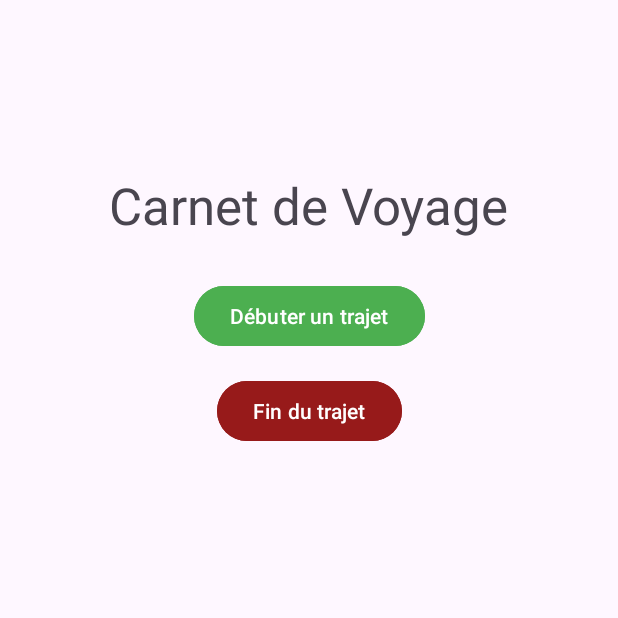
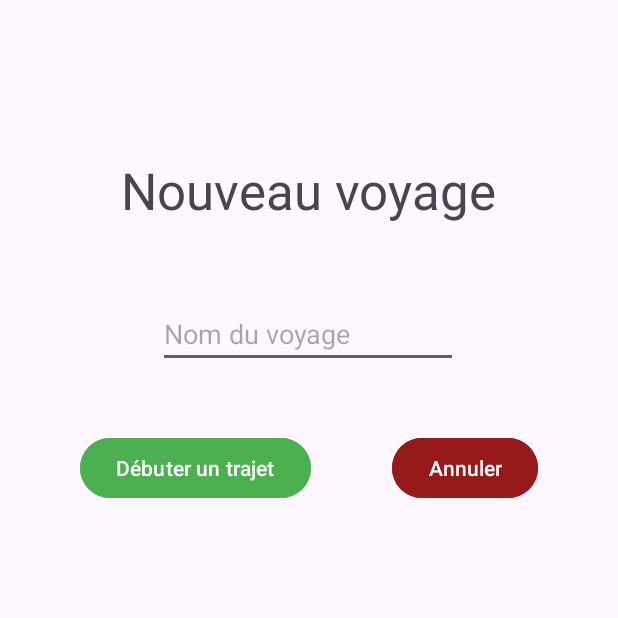
Before and after one commit to TomGros/carnetDeVoyage, an Android app: the screen it shows after launch (MainActivity before the commit, FormulaireDebuterVoyage after it), after a tap on "Débuter un trajet", on a phone screen of 412 x 824 dp, the top half of it. Run offline under Robolectric (Android 15) with nearby library versions, the phone set to English and light mode, and no system bars; our stand-ins replace Firebase (no records; nobody signed in at launch, a user with empty details on screens opened directly).

Commit message:
Mise en place d'une seconde page pour renseigner un nom de voyage

```diff
--- a/app/src/main/AndroidManifest.xml
+++ b/app/src/main/AndroidManifest.xml
@@ -1,6 +1,8 @@
 <?xml version="1.0" encoding="utf-8"?>
 <manifest xmlns:android="http://schemas.android.com/apk/res/android"
     xmlns:tools="http://schemas.android.com/tools">
+
+    <uses-permission android:name="android.permission.ACCESS_FINE_LOCATION" />
 
     <application
         android:allowBackup="true"
@@ -13,6 +15,9 @@
         android:theme="@style/Theme.CarnetDeVoyage"
         tools:targetApi="31">
         <activity
+            android:name=".FormulaireDebuterVoyage"
+            android:exported="false" />
+        <activity
             android:name=".MainActivity"
             android:exported="true">
             <intent-filter>
@@ -22,6 +27,5 @@
             </intent-filter>
         </activity>
     </application>
-    <uses-permission android:name="android.permission.ACCESS_FINE_LOCATION"/>
 
 </manifest>
--- /dev/null
+++ b/app/src/main/java/fr/upjv/carnetdevoyage/FormulaireDebuterVoyage.java
@@ -0,0 +1,40 @@
+package fr.upjv.carnetdevoyage;
+
+import android.content.Intent;
+import android.os.Bundle;
+import android.view.View;
+import android.widget.EditText;
+import android.widget.Toast;
+
+import androidx.appcompat.app.AppCompatActivity;
+
+public class FormulaireDebuterVoyage extends AppCompatActivity {
+
+    private EditText nomVoyageEditText;
+
+    @Override
+    protected void onCreate(Bundle savedInstanceState) {
+        super.onCreate(savedInstanceState);
+        setContentView(R.layout.activity_formulaire_debuter_voyage);
+
+        nomVoyageEditText = findViewById(R.id.id_nom_voyage_edittext);
+    }
+
+    public void onClickValiderVoyage(View view) {
+        String nomVoyage = nomVoyageEditText.getText().toString().trim();
+
+        if (!nomVoyage.isEmpty()) {
+            Intent resultIntent = new Intent();
+            resultIntent.putExtra("nomVoyage", nomVoyage);
+            setResult(RESULT_OK, resultIntent);
+            finish(); // on retourne à MainActivity
+        } else {
+            Toast.makeText(this, "Veuillez entrer un nom de voyage", Toast.LENGTH_SHORT).show();
+        }
+    }
+
+    public void onClickAnnuler(View view) {
+        setResult(RESULT_CANCELED);
+        finish();
+    }
+}
--- a/app/src/main/java/fr/upjv/carnetdevoyage/MainActivity.java
+++ b/app/src/main/java/fr/upjv/carnetdevoyage/MainActivity.java
@@ -1,5 +1,6 @@
 package fr.upjv.carnetdevoyage;
 
+import android.content.Intent;
 import android.content.pm.PackageManager;
 import android.location.Location;
 import android.Manifest;
@@ -8,6 +9,9 @@ import android.os.Looper;
 import android.view.View;
 import android.widget.Toast;
 
+import androidx.activity.result.ActivityResultLauncher;
+import androidx.activity.result.contract.ActivityResultContracts;
+import androidx.annotation.NonNull;
 import androidx.appcompat.app.AppCompatActivity;
 import androidx.core.app.ActivityCompat;
 
@@ -31,7 +35,7 @@ public class MainActivity extends AppCompatActivity {
     private FirebaseFirestore firebaseFirestore;
 
     // Stocke toutes les positions du trajet dans une liste pour pouvoir l'enregistrer en base par la suite
-    private List<GPSPosition> listePositions = new ArrayList<>();
+    private final List<GPSPosition> listePositions = new ArrayList<>();
     // Si = true alors on est en train de créer un voyage
     private boolean tracking = false;
 
@@ -41,6 +45,10 @@ public class MainActivity extends AppCompatActivity {
     private LocationRequest locationRequest;
     private LocationCallback locationCallback;
 
+    // initialisation du nom de voyage avec une valeur par default
+    private String nomVoyageActuel = "voyage";
+
+    private ActivityResultLauncher<Intent> formulaireVoyageLauncher;
 
 
     @Override
@@ -53,13 +61,11 @@ public class MainActivity extends AppCompatActivity {
 
         demanderLocalisation();
 
-        // Configurer le callback de localisation
+        // Configuration du callback de localisation
         locationCallback = new LocationCallback() {
-
-            // Méthode présente dans la class LocationCallBack
             @Override
-            public void onLocationResult(LocationResult locationResult) {
-                if (locationResult == null || !tracking) {
+            public void onLocationResult(@NonNull LocationResult locationResult) {
+                if (!tracking) {
                     return;
                 }
 
@@ -78,12 +84,26 @@ public class MainActivity extends AppCompatActivity {
             }
         };
 
+        formulaireVoyageLauncher = registerForActivityResult(
+                new ActivityResultContracts.StartActivityForResult(),
+                result -> {
+                    if (result.getResultCode() == RESULT_OK && result.getData() != null) {
+                        nomVoyageActuel = result.getData().getStringExtra("nomVoyage");
+                        Toast.makeText(this, "Début du trajet : " + nomVoyageActuel, Toast.LENGTH_SHORT).show();
+                        tracking = true;
+                        listePositions.clear();
+                        ActivityCompat.requestPermissions(this, new String[]{Manifest.permission.ACCESS_FINE_LOCATION}, 1001);
+                        debuterObtentionDesPositions();
+                    } else {
+                        Toast.makeText(this, "Voyage annulé", Toast.LENGTH_SHORT).show();
+                    }
+                }
+        );
     }
 
     private void demanderLocalisation() {
         locationRequest = new LocationRequest.Builder(30000) // 30 secondes
                 .setPriority(Priority.PRIORITY_HIGH_ACCURACY)
-                .setMinUpdateDistanceMeters(5) // 5 mètres minimum entre les mises à jour
                 .build();
     }
 
@@ -93,18 +113,16 @@ public class MainActivity extends AppCompatActivity {
     }
 
     public void onClickDebuterTrajet(View view) {
-        Toast.makeText(this, "Début du trajet", Toast.LENGTH_SHORT).show();
-        tracking = true;
-        listePositions.clear();
-        ActivityCompat.requestPermissions(this, new String[]{Manifest.permission.ACCESS_FINE_LOCATION}, 1001);
-        debuterObtentionDesPositions();
+        formulaireVoyageLauncher.launch(new Intent(this, FormulaireDebuterVoyage.class));
     }
+
+
 
     public void onClickTerminerTrajet(View view) {
         tracking = false;
         terminerObtentionDesPositions();
         if (!listePositions.isEmpty()) {
-            enregistrerVoyage("voyage2");
+            enregistrerVoyage(nomVoyageActuel);
             Toast.makeText(this, "Fin du trajet !", Toast.LENGTH_SHORT).show();
         } else {
             Toast.makeText(this, "Aucune position enregistrée", Toast.LENGTH_SHORT).show();
@@ -125,7 +143,7 @@ public class MainActivity extends AppCompatActivity {
 
     private void enregistrerVoyage(String nomVoyage) {
 
-        DocumentReference documentReference = this.firebaseFirestore.collection("utilisateur_1").document("voyage");
+        DocumentReference documentReference = this.firebaseFirestore.collection("utilisateur_1").document(nomVoyage);
 
         Map<String, Object> map = new HashMap<>();
         map.put("nom_voyage", nomVoyage);
--- /dev/null
+++ b/app/src/main/res/layout/activity_formulaire_debuter_voyage.xml
@@ -0,0 +1,60 @@
+<?xml version="1.0" encoding="utf-8"?>
+<androidx.constraintlayout.widget.ConstraintLayout xmlns:android="http://schemas.android.com/apk/res/android"
+    xmlns:app="http://schemas.android.com/apk/res-auto"
+    xmlns:tools="http://schemas.android.com/tools"
+    android:id="@+id/main"
+    android:layout_width="match_parent"
+    android:layout_height="match_parent"
+    tools:context=".FormulaireDebuterVoyage">
+
+
+    <TextView
+        android:id="@+id/id_titreFormulaire_textview"
+        android:layout_width="wrap_content"
+        android:layout_height="wrap_content"
+        android:layout_marginTop="104dp"
+        android:text="@string/titre_formulaire"
+        android:textSize="34sp"
+        app:layout_constraintEnd_toEndOf="parent"
+        app:layout_constraintHorizontal_bias="0.496"
+        app:layout_constraintStart_toStartOf="parent"
+        app:layout_constraintTop_toTopOf="parent" />
+
+    <EditText
+        android:id="@+id/id_nom_voyage_edittext"
+        android:layout_width="200dp"
+        android:layout_height="wrap_content"
+        android:layout_marginTop="200dp"
+        android:hint="@string/nom_voyage"
+        app:layout_constraintEnd_toEndOf="parent"
+        app:layout_constraintHorizontal_bias="0.497"
+        app:layout_constraintStart_toStartOf="parent"
+        app:layout_constraintTop_toTopOf="parent" />
+
+    <Button
+        android:id="@+id/id_valider_button"
+        android:layout_width="wrap_content"
+        android:layout_height="wrap_content"
+        android:layout_marginTop="288dp"
+        android:backgroundTint="#4CAF50"
+        android:onClick="onClickValiderVoyage"
+        android:text="@string/debuter_le_trajet"
+        app:layout_constraintEnd_toStartOf="@+id/id_annuler_button"
+        app:layout_constraintHorizontal_bias="0.5"
+        app:layout_constraintStart_toStartOf="parent"
+        app:layout_constraintTop_toTopOf="parent" />
+
+    <Button
+        android:id="@+id/id_annuler_button"
+        android:layout_width="wrap_content"
+        android:layout_height="wrap_content"
+        android:layout_marginTop="288dp"
+        android:backgroundTint="#971A1A"
+        android:onClick="onClickAnnuler"
+        android:text="@string/annuler_voyage"
+        app:layout_constraintEnd_toEndOf="parent"
+        app:layout_constraintHorizontal_bias="0.5"
+        app:layout_constraintStart_toEndOf="@+id/id_valider_button"
+        app:layout_constraintTop_toTopOf="parent" />
+
+</androidx.constraintlayout.widget.ConstraintLayout>
--- a/app/src/main/res/values/strings.xml
+++ b/app/src/main/res/values/strings.xml
@@ -3,4 +3,8 @@
     <string name="fin_du_trajet">Fin du trajet</string>
     <string name="debuter_le_trajet">Débuter un trajet</string>
     <string name="titre_application">Carnet de Voyage</string>
+    <string name="titre_formulaire">Nouveau voyage</string>
+    <string name="nom_voyage">Nom du voyage</string>
+    <string name="annuler_voyage">Annuler</string>
+
 </resources>
```
Also changed, not shown: 1 other file.
